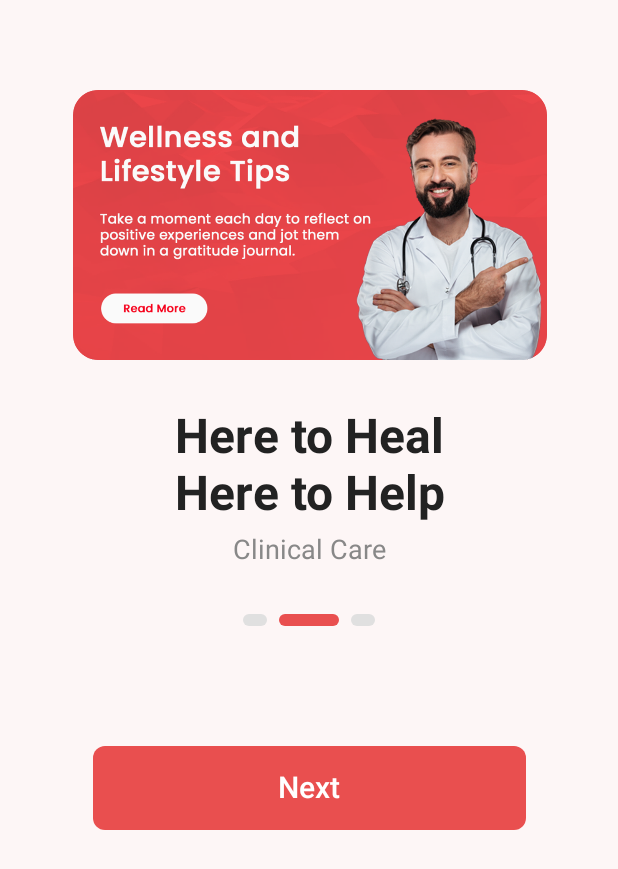
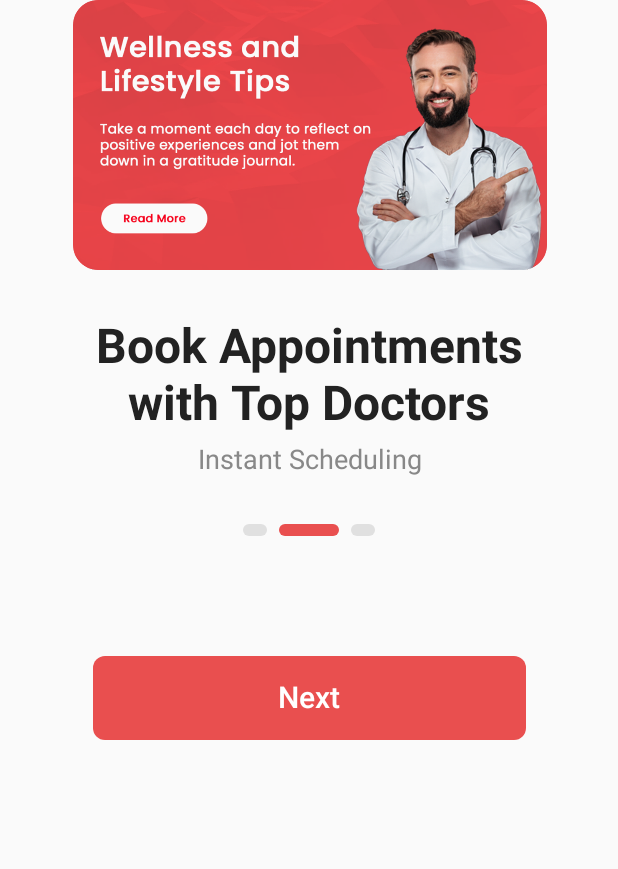
Before and after one commit to salmanmallah/Android-App-Emcura, an Android app built with Jetpack Compose: the screen it shows after launch (MainActivity), after a tap on "Next", on a phone screen of 412 x 824 dp. Shown: the top 869 px of the screen. Run offline under Robolectric (Android 15) with nearby library versions, the phone set to English and light mode, and no system bars.

Commit message:
Refactor StartScreen to enhance swipe navigation and improve button logic for onboarding steps

```diff
--- a/app/src/main/java/com/app/splashscreen/ui/start/StartScreen.kt
+++ b/app/src/main/java/com/app/splashscreen/ui/start/StartScreen.kt
@@ -1,6 +1,5 @@
 package com.app.splashscreen.ui.start
 
-//import StartScreen
 import androidx.compose.ui.tooling.preview.Preview
 import androidx.compose.foundation.Image
 import androidx.compose.foundation.background
@@ -10,7 +9,7 @@ import androidx.compose.foundation.shape.RoundedCornerShape
 import androidx.compose.material3.Button
 import androidx.compose.material3.ButtonDefaults
 import androidx.compose.material3.Text
-import androidx.compose.runtime.Composable
+import androidx.compose.runtime.*
 import androidx.compose.ui.Alignment
 import androidx.compose.ui.Modifier
 import androidx.compose.ui.graphics.Color
@@ -19,53 +18,37 @@ import androidx.compose.ui.text.font.FontWeight
 import androidx.compose.ui.unit.dp
 import androidx.compose.ui.unit.sp
 import com.app.splashscreen.R
-import androidx.compose.foundation.gestures.detectHorizontalDragGestures
-import androidx.compose.runtime.remember
-import androidx.compose.runtime.mutableStateOf
-import androidx.compose.runtime.getValue
-import androidx.compose.runtime.setValue
-import androidx.compose.ui.input.pointer.pointerInput
 import androidx.compose.animation.AnimatedContent
 import androidx.compose.animation.ExperimentalAnimationApi
 import androidx.compose.animation.core.tween
 import androidx.compose.animation.with
 import androidx.compose.animation.slideInHorizontally
 import androidx.compose.animation.slideOutHorizontally
-import androidx.compose.runtime.LaunchedEffect
+import androidx.compose.ui.text.style.TextAlign
 
+@OptIn(ExperimentalAnimationApi::class)
 @Composable
 fun StartScreen(onStartClick: () -> Unit) {
     val steps = 3
     var currentStep by remember { mutableStateOf(0) }
+    var direction by remember { mutableStateOf(1) }
+
     val imageRes = R.drawable.ic_dashboard_card
+    val titles = listOf(
+        "Here to Heal\nHere to Help",
+        "Book Appointments\nwith Top Doctors",
+        "Your Health,\nOur Priority"
+    )
+    val subtitles = listOf(
+        "Clinical Care",
+        "Instant Scheduling",
+        "Seamless Experience"
+    )
 
-
-    @OptIn(ExperimentalAnimationApi::class)
-    Box(
-        modifier = Modifier
-            .fillMaxSize()
-            .background(Color(0xFFFDF6F6))
-    ) {
     Column(
-            modifier = Modifier
-                .fillMaxSize()
-                .padding(top = 60.dp, bottom = 40.dp)
-                .pointerInput(currentStep) {
-                    detectHorizontalDragGestures { change, dragAmount ->
-                        if (dragAmount > 0) {
-                            // Swipe right
-                            if (currentStep > 0) currentStep--
-                        } else if (dragAmount < 0) {
-                            // Swipe left
-                            if (currentStep < steps - 1) currentStep++
-                        }
-                    }
-                },
+        modifier = Modifier.fillMaxSize(),
         horizontalAlignment = Alignment.CenterHorizontally
     ) {
-            var prevStep by remember { mutableStateOf(currentStep) }
-            val direction = if (currentStep > prevStep) 1 else -1
-            LaunchedEffect(currentStep) { prevStep = currentStep }
         AnimatedContent(
             targetState = currentStep,
             transitionSpec = {
@@ -82,7 +65,7 @@ fun StartScreen(onStartClick: () -> Unit) {
                         targetOffsetX = { it }, animationSpec = tween(350)
                     )
                 }
-                }
+            }, label = "OnboardingAnimation"
         ) { step ->
             Column(horizontalAlignment = Alignment.CenterHorizontally) {
                 Box(
@@ -97,19 +80,21 @@ fun StartScreen(onStartClick: () -> Unit) {
                         modifier = Modifier.fillMaxSize()
                     )
                 }
-//                    Spacer(modifier = Modifier.height(16.dp))
                 Spacer(modifier = Modifier.height(32.dp))
                 Text(
-                        text = "Here to Heal\nHere to Help",
+                    text = titles[step],
                     fontSize = 32.sp,
                     fontWeight = FontWeight.Bold,
-                        color = Color(0xFF222222)
+                    color = Color(0xFF222222),
+                    lineHeight = 38.sp,
+                    textAlign = TextAlign.Center
                 )
                 Spacer(modifier = Modifier.height(8.dp))
                 Text(
-                        text = "Clinical Care",
+                    text = subtitles[step],
                     fontSize = 18.sp,
-                        color = Color(0xFF888888)
+                    color = Color(0xFF888888),
+                    textAlign = TextAlign.Center
                 )
                 Spacer(modifier = Modifier.height(32.dp))
             }
@@ -123,12 +108,18 @@ fun StartScreen(onStartClick: () -> Unit) {
             repeat(steps) { index ->
                 Box(
                     modifier = Modifier
-                            .size(width = if (index == currentStep) 40.dp else 16.dp, height = 8.dp)
+                        .size(
+                            width = if (index == currentStep) 40.dp else 16.dp,
+                            height = 8.dp
+                        )
                         .background(
                             if (index == currentStep) Color(0xFFE94F4F) else Color(0xFFE0E0E0),
                             RoundedCornerShape(4.dp)
                         )
-                            .clickable { currentStep = index }
+                        .clickable {
+                            direction = if (index > currentStep) 1 else -1
+                            currentStep = index
+                        }
                 )
                 if (index < steps - 1) {
                     Spacer(modifier = Modifier.width(8.dp))
@@ -137,9 +128,14 @@ fun StartScreen(onStartClick: () -> Unit) {
         }
 
         Spacer(modifier = Modifier.height(80.dp))
+
+        // Buttons
         if (currentStep < steps - 1) {
             Button(
-                    onClick = { currentStep++ },
+                onClick = {
+                    direction = 1
+                    currentStep++
+                },
                 colors = ButtonDefaults.buttonColors(containerColor = Color(0xFFE94F4F)),
                 shape = RoundedCornerShape(8.dp),
                 modifier = Modifier
@@ -162,9 +158,6 @@ fun StartScreen(onStartClick: () -> Unit) {
         }
     }
 }
-}
-
-
 
 @Preview(showBackground = true)
 @Composable
```
Lines whose indentation alone changed are shown as unchanged.
